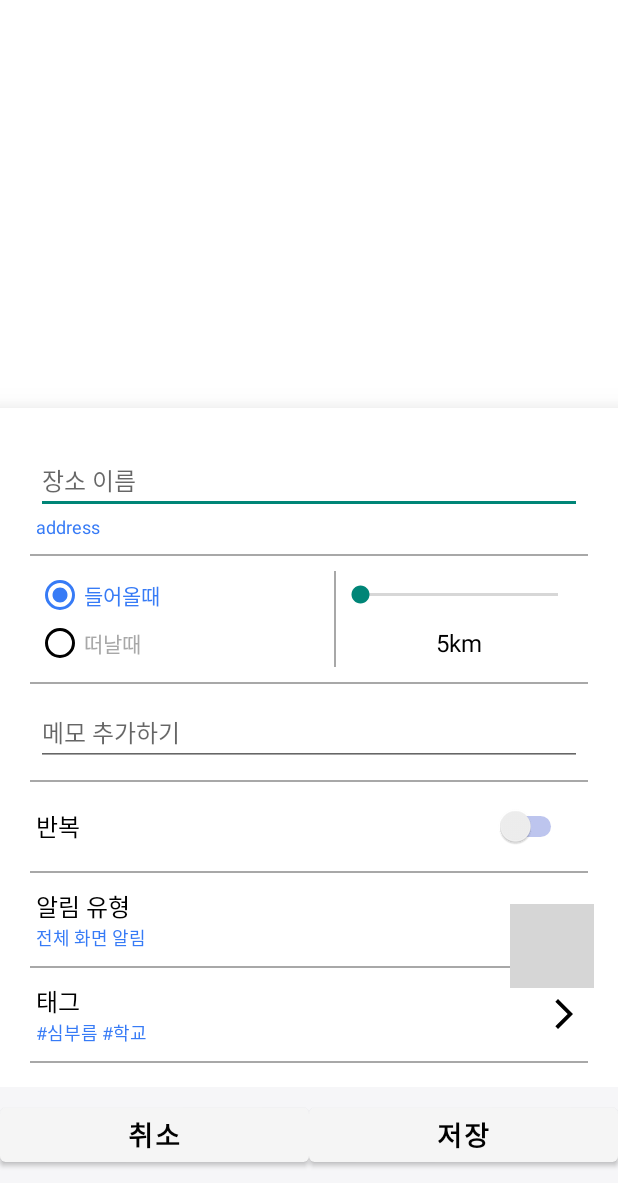
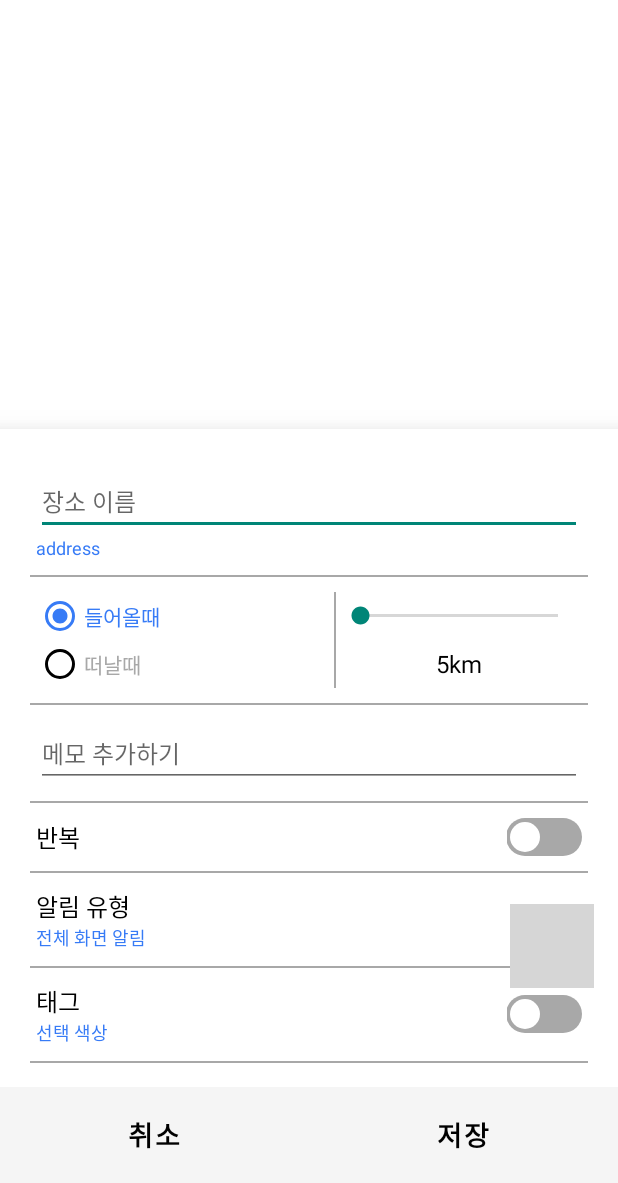
Before and after one commit to moti-app/moti_Android, an Android app: the fragment AddLocationMemoFragment placed in its activity, on a phone screen of 412 x 824 dp, the part 53-1236 px from its top. Run offline under Robolectric (Android 15) with nearby library versions, the phone set to English and light mode, and no system bars; our stand-ins replace Room's generated code; grey boxes are pictures that could not be loaded.

Commit message:
Feat: AddLocationMemoFragment 반복 기능 수정

```diff
--- a/moti/app/src/main/res/layout/fragment_add_memo.xml
+++ b/moti/app/src/main/res/layout/fragment_add_memo.xml
@@ -182,7 +182,7 @@
 
                     <LinearLayout
                         android:layout_width="match_parent"
-                        android:layout_height="match_parent"
+                        android:layout_height="wrap_content"
                         android:gravity="center_vertical"
                         android:layout_weight="1"
                         android:orientation="vertical">
@@ -200,7 +200,7 @@
                             style="@style/b5"
                             android:layout_width="match_parent"
                             android:layout_height="wrap_content"
-                            android:text="매주 화, 수"
+                            android:text="매주"
                             android:textAllCaps="false"
                             android:textAppearance="@style/TextAppearance.AppCompat.Body1"
                             android:textColor="@color/mt_main"
@@ -208,14 +208,14 @@
                             android:visibility="gone"/>
                     </LinearLayout>
 
-                    <Switch
-                        android:id="@+id/repeatSwitch"
-                        android:layout_width="wrap_content"
+                    <androidx.appcompat.widget.SwitchCompat
+                        android:id="@+id/add_memo_toggle1_sc"
+                        android:layout_width="50dp"
                         android:layout_height="wrap_content"
-                        android:checked="false"
-                        android:padding="10dp"
-                        android:splitTrack="false"
-                        android:trackTint="#001FBC" />
+                        app:layout_constraintTop_toTopOf="parent"
+                        app:layout_constraintBottom_toBottomOf="parent"
+                        app:layout_constraintEnd_toEndOf="parent"
+                        style="@style/category_toggle"/>
 
                 </LinearLayout>
 
@@ -498,14 +498,18 @@
                         android:layout_width="match_parent"
                         android:layout_height="wrap_content"
                         android:layout_weight="1"
-                        android:text="#심부름 #학교"
+                        android:text="선택 색상"
                         android:textColor="@color/mt_main" />
                 </LinearLayout>
 
-                <ImageView
-                    android:layout_width="24dp"
-                    android:layout_height="24dp"
-                    android:src="@drawable/right_arrow_24" />
+                <androidx.appcompat.widget.SwitchCompat
+                    android:id="@+id/add_memo_toggle2_sc"
+                    android:layout_width="50dp"
+                    android:layout_height="wrap_content"
+                    app:layout_constraintTop_toTopOf="parent"
+                    app:layout_constraintBottom_toBottomOf="parent"
+                    app:layout_constraintEnd_toEndOf="parent"
+                    style="@style/category_toggle"/>
 
             </LinearLayout>
 
@@ -522,25 +526,28 @@
 
     <LinearLayout
         android:layout_width="match_parent"
-        android:layout_height="64dp"
-        android:background="@color/mt_gray1"
+        android:layout_height="match_parent"
         android:gravity="center_vertical"
         android:orientation="horizontal">
 
         <Button
             android:id="@+id/saveCancelBtn"
             android:layout_width="wrap_content"
-            android:layout_height="wrap_content"
+            android:layout_height="64dp"
             android:layout_weight="1"
             style="@style/h2"
+            android:background="@color/mt_gray1"
+            android:stateListAnimator="@null"
             android:text="@string/cancel_memo" />
 
         <Button
             android:id="@+id/saveBtn"
             android:layout_width="wrap_content"
-            android:layout_height="wrap_content"
+            android:layout_height="64dp"
             android:layout_weight="1"
             style="@style/h2"
+            android:background="@color/mt_gray1"
+            android:stateListAnimator="@null"
             android:text="@string/save_memo" />
     </LinearLayout>
 
```
Also changed, not shown: moti/app/src/main/java/com/example/moti/ui/addMemo/AddLocationMemoFragment.kt (+33 -17 lines).
